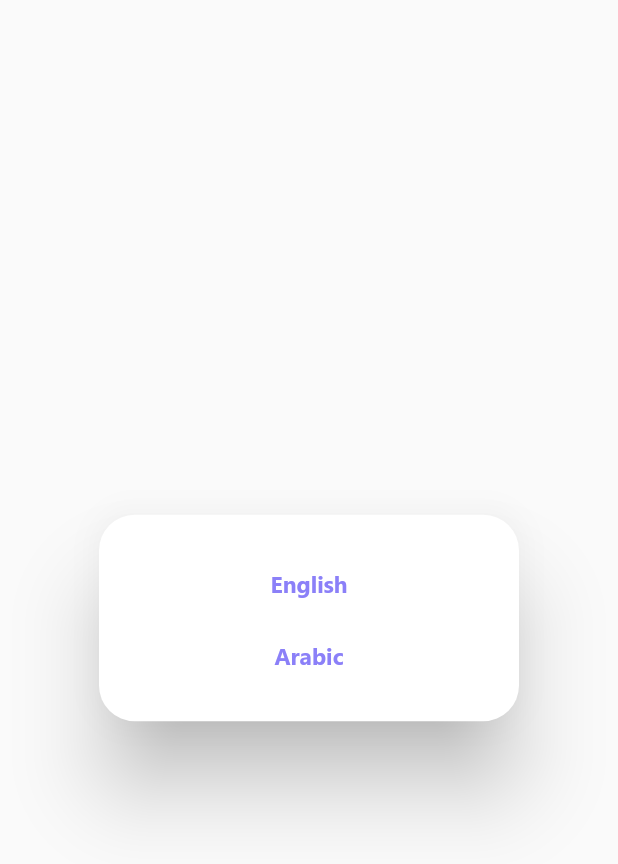
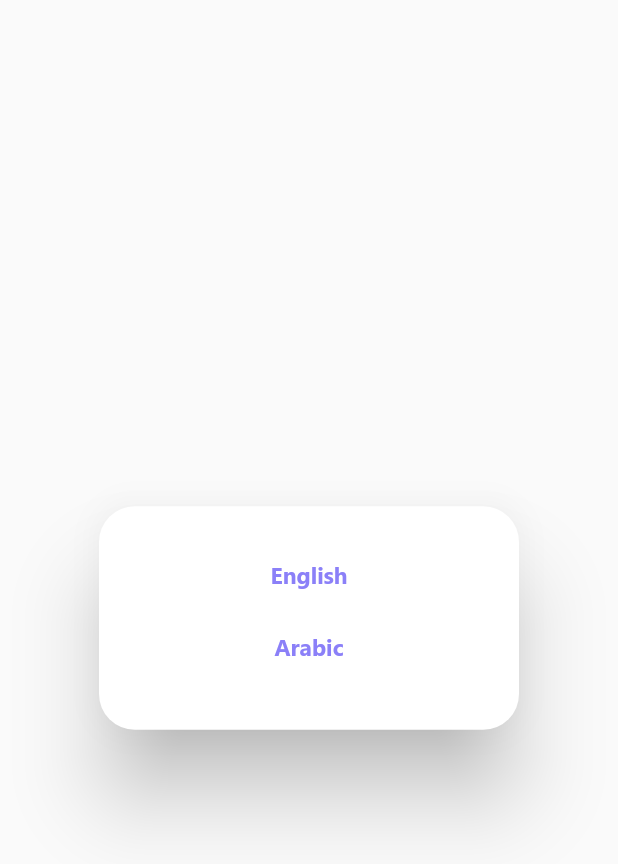
Before and after one commit to MoazMuhammed/foodtrackerProject, a Flutter app: the LanguageDialog widget shown alone on an empty page, opened directly, on a phone screen of 412 x 824 dp. Shown: the top 864 px of the screen. Run offline on Flutter 3.47's test engine with Material 2 defaults, Android fonts, the phone set to English and light mode, and no system bars; our stand-ins replace bloc, cached_network_image, chat_bubbles, connectivity_plus, dio, dropdown_textfield and 17 more; missing offline and left inert: app_settings, dialogflow_grpc; accounts and stored records are empty; network calls fail; project files that could hold a hidden picture were left out.

Commit message:
master commit

```diff
--- a/lib/features/AI/view/ai_analysis_screen.dart
+++ b/lib/features/AI/view/ai_analysis_screen.dart
@@ -34,7 +34,7 @@ class _AiAnalysisScreenState extends State<AiAnalysisScreen> {
               ),
             ],
           ),
-          AIAnalysisContainerWidget()        ],
+          Expanded(child: AIAnalysisContainerWidget())        ],
       ),
     ));
   }
--- a/lib/features/googleMap/view/google_map.dart
+++ b/lib/features/googleMap/view/google_map.dart
@@ -106,7 +106,7 @@ googleMapController = controller;                  },
     permission = await Geolocator.checkPermission();
 
     if (permission == LocationPermission.denied) {
-      openAppSettings();
+   openAppSettings();
       if (permission == LocationPermission.denied) {
         openAppSettings();
       }
--- a/lib/features/settings/widget/language_dialog.dart
+++ b/lib/features/settings/widget/language_dialog.dart
@@ -28,13 +28,13 @@ class _LanguageDialogState extends State<LanguageDialog> {
       contentPadding: EdgeInsets.symmetric(horizontal: 20.sp,vertical: 12.sp),
       content: Container(
         padding: EdgeInsets.symmetric(horizontal: 20.sp,vertical: 15.sp),
-        height: 45.sp,
+        height: 16.h,
         child: Column(
           children: [
             Center(
               child: TextButton(
                 onPressed: () {
-                  this.context.read<LanguageCubit>().changeLanguageToAr();
+                  this.context.read<LanguageCubit>().changeLanguageToEn();
                 },
                 child: Text("English", style: TextStyle(color: AppColors.primary,fontWeight: FontWeight.bold,fontSize: 16.sp),),
               ),
@@ -43,7 +43,7 @@ class _LanguageDialogState extends State<LanguageDialog> {
             Center(
               child: TextButton(
                 onPressed: () {
-                  this.context.read<LanguageCubit>().changeLanguageToEn();
+                  this.context.read<LanguageCubit>().changeLanguageToAr();
                 },
                 child: Text("Arabic", style: TextStyle(color: AppColors.primary,fontWeight: FontWeight.bold,fontSize: 16.sp)),
               ),
```
